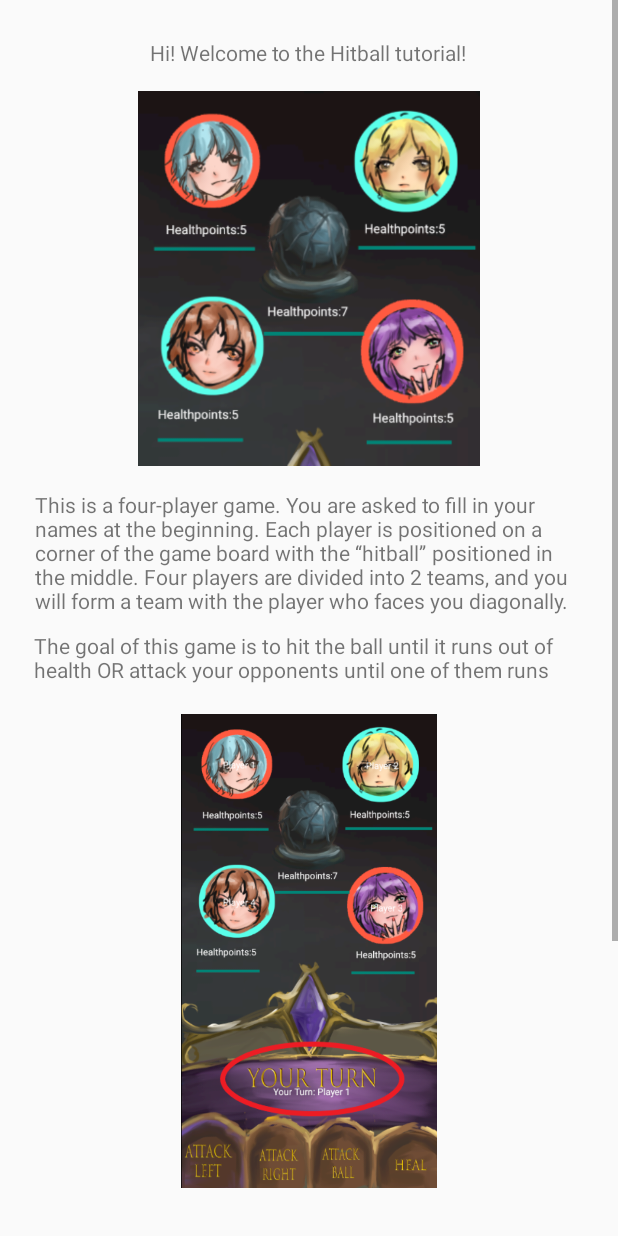
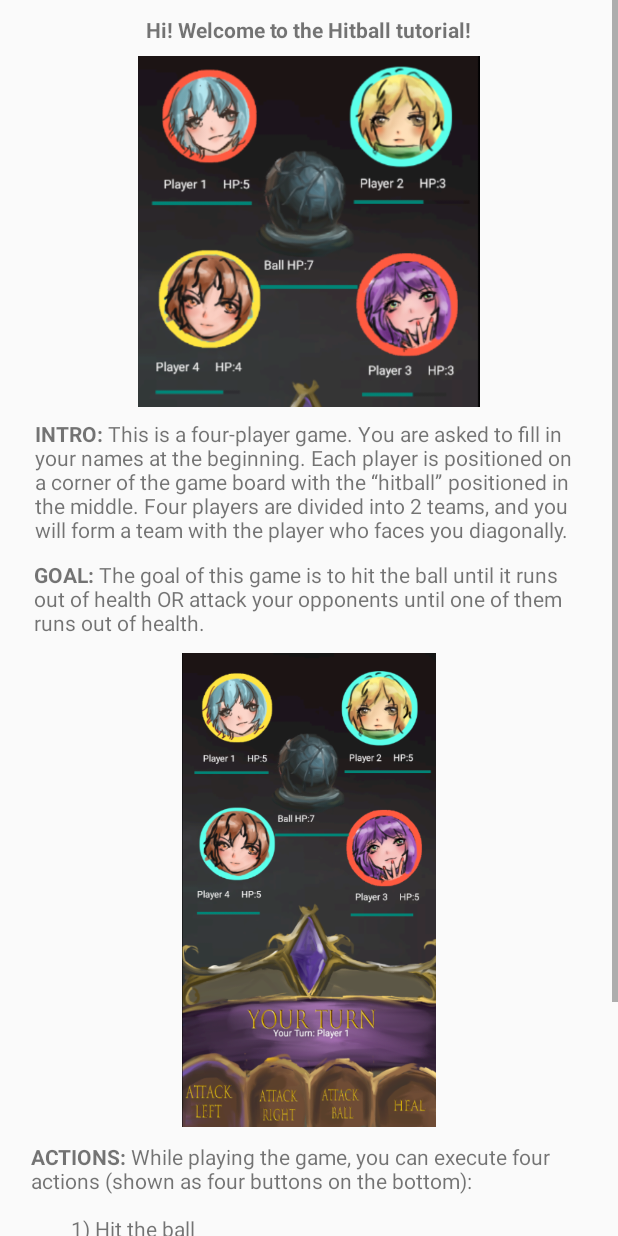
Before and after one commit to MJumbrella/HitBall-App, an Android app: the Tutorial screen opened directly, with no data from a screen before it, on a phone screen of 412 x 824 dp. Run offline under Robolectric (Android 15) with nearby library versions, the light colour scheme and no system bars.

Commit message:
Fixed tutorial

```diff
--- a/app/src/main/java/com/example/hitball/Main_Game_Board.java
+++ b/app/src/main/java/com/example/hitball/Main_Game_Board.java
@@ -10,8 +10,6 @@ import android.widget.ProgressBar;
 import android.widget.TextView;
 
 import androidx.appcompat.app.AppCompatActivity;
-
-//this is a message to show that wenting has pushed
 
 
 public class Main_Game_Board extends AppCompatActivity {
--- a/app/src/main/res/layout/activity_tutorial.xml
+++ b/app/src/main/res/layout/activity_tutorial.xml
@@ -21,9 +21,9 @@
         android:id="@+id/textView1"
         android:layout_width="wrap_content"
         android:layout_height="wrap_content"
-        android:text="Hi! Welcome to the Hitball tutorial!"
+        android:text="@string/welcome_message"
         android:layout_gravity="center"
-        android:layout_marginTop="25dp"
+        android:layout_marginTop="10dp"
         tools:layout_editor_absoluteX="91dp"
         tools:layout_editor_absoluteY="29dp" />
 
@@ -31,13 +31,14 @@
             <ImageView
                 android:id="@+id/imageView1"
                 android:layout_width="228dp"
-                android:layout_height="282dp"
+                android:layout_height="250dp"
                 android:layout_gravity="center"
                 app:layout_constraintEnd_toEndOf="parent"
                 app:layout_constraintHorizontal_bias="0.497"
                 app:layout_constraintStart_toStartOf="parent"
-                app:srcCompat="@drawable/four_player"
-                tools:layout_editor_absoluteY="143dp" />
+                app:srcCompat="@drawable/screenshot_fourplayer"
+                tools:layout_editor_absoluteY="143dp"
+                android:contentDescription="TODO" />
 
             <TextView
                 android:id="@+id/textView2"
@@ -50,30 +51,28 @@
                 app:layout_constraintStart_toStartOf="parent"
                 tools:layout_editor_absoluteY="67dp" />
 
-    <TextView
-        android:id="@+id/textView3"
-        android:layout_width="366dp"
-        android:layout_height="35dp"
-        android:layout_gravity="center"
-        android:text="@string/goal"
-        android:layout_marginTop="10dp"
-        app:layout_constraintEnd_toEndOf="parent"
-        app:layout_constraintHorizontal_bias="0.355"
-        app:layout_constraintStart_toStartOf="parent"
-        tools:layout_editor_absoluteY="444dp" />
+
+            <TextView
+                android:id="@+id/textView3"
+                android:layout_width="366dp"
+                android:layout_height="52dp"
+                android:layout_gravity="center"
+                android:layout_marginTop="10dp"
+                android:text="@string/goal" />
 
             <ImageView
             android:id="@+id/imageView2"
             android:layout_width="228dp"
             android:layout_height="316dp"
             android:layout_gravity="center"
-                android:layout_marginTop="20dp"
-                android:layout_marginBottom="20dp"
+                android:layout_marginTop="10dp"
+                android:layout_marginBottom="10dp"
             app:layout_constraintEnd_toEndOf="parent"
             app:layout_constraintHorizontal_bias="0.497"
             app:layout_constraintStart_toStartOf="parent"
-            app:srcCompat="@drawable/your_turn"
-            tools:layout_editor_absoluteY="143dp" />
+            app:srcCompat="@drawable/screenshot_main"
+            tools:layout_editor_absoluteY="143dp"
+                android:contentDescription="TODO" />
 
 
             <TextView
@@ -81,17 +80,14 @@
                 android:layout_width="370dp"
                 android:layout_height="wrap_content"
                 android:layout_gravity="center"
-                android:layout_marginTop="10dp"
                 android:text="@string/actions"
-                app:layout_constraintEnd_toEndOf="parent"
-                app:layout_constraintHorizontal_bias="0.551"
-                app:layout_constraintStart_toStartOf="parent"
+
                 tools:layout_editor_absoluteY="496dp" />
 
             <TextView
                 android:id="@+id/textView5"
                 android:layout_width="373dp"
-                android:layout_height="99dp"
+                android:layout_height="36dp"
                 android:layout_gravity="center"
                 android:layout_marginLeft="40dp"
                 android:layout_marginTop="10dp"
@@ -107,6 +103,7 @@
                 android:layout_height="wrap_content"
                 android:layout_gravity="center"
                 android:text="Back"
+                android:layout_marginTop="10dp"
                 android:layout_marginBottom="20dp"
                 tools:layout_editor_absoluteX="150dp"
                 tools:layout_editor_absoluteY="667dp" />
--- a/app/src/main/res/values/strings.xml
+++ b/app/src/main/res/values/strings.xml
@@ -1,11 +1,8 @@
 <resources>
     <string name="app_name">HitBall</string>
-    <string name="intro">This is a four-player game. You are asked to fill in your names at the beginning. Each player is positioned on a corner of the game board with the “hitball” positioned in the middle. Four players are divided into 2 teams, and you will form a team with the player who faces you diagonally.</string>
-    <string name="goal">The goal of this game is to hit the ball until it runs out of health OR attack your opponents until one of them runs out of health.</string>
-    <string name="actions">While playing the game, you can execute four actions (shown as four buttons on the bottom):
-1)Hit the ball
-2)Attack your opponent on the right
-3)Attack your opponent on the left
-4)Heal your friend (you cannot heal yourself, unfortunately:(</string>
-    <string name="buff">When a player’s health points is less than and equal to 2, the player could hit the ball with double the strength.</string>
+    <string name="intro"><b>INTRO: </b>This is a four-player game. You are asked to fill in your names at the beginning. Each player is positioned on a corner of the game board with the “hitball” positioned in the middle. Four players are divided into 2 teams, and you will form a team with the player who faces you diagonally.</string>
+    <string name="goal"><b>GOAL: </b>The goal of this game is to hit the ball until it runs out of health OR attack your opponents until one of them runs out of health.</string>
+    <string name="actions"><b>ACTIONS: </b>While playing the game, you can execute four actions (shown as four buttons on the bottom):\n\n\t\t1) Hit the ball\n\t\t2) Attack your opponent on the right\n\t\t3) Attack your opponent on the left\n\t\t4) Heal your friend (you cannot heal yourself, unfortunately:(</string>
+    <string name="buff"><b>BUFF: </b>When a player’s health points is less than and equal to 2, the player could hit the ball with double the strength.</string>
+    <string name="welcome_message"><b>Hi! Welcome to the Hitball tutorial!</b></string>
 </resources>
```
Also changed, not shown: app/src/main/res/drawable/buttons.png (added), app/src/main/res/drawable/screenshot_ball.PNG (added), app/src/main/res/drawable/screenshot_circle.PNG (added), app/src/main/res/drawable/screenshot_fourplayer.PNG (added), app/src/main/res/drawable/screenshot_main.png (added), app/src/main/res/drawable/screenshot_person.PNG (added).
